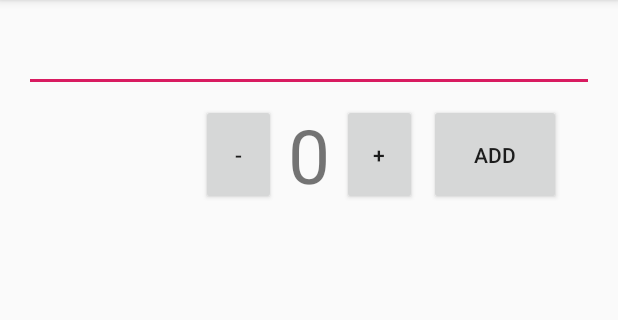
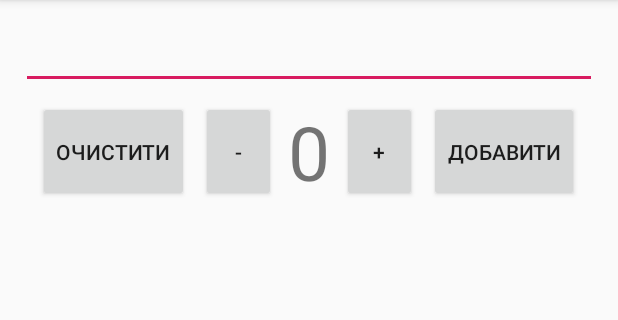
Before and after one commit to PeretsPasha/GroceryList, an Android app: the screen it shows after launch (MainActivity), on a phone screen of 412 x 824 dp, the part 84-404 px from its top. Run offline under Robolectric (Android 15) with nearby library versions, the phone set to English and light mode, and no system bars.

Commit message:
Add button clear

```diff
--- a/app/build.gradle
+++ b/app/build.gradle
@@ -22,6 +22,7 @@ android {
 dependencies {
 
     implementation 'androidx.recyclerview:recyclerview:1.1.0'
+    implementation 'androidx.cardview:cardview:1.0.0'
 
     implementation fileTree(dir: 'libs', include: ['*.jar'])
     implementation 'androidx.appcompat:appcompat:1.1.0'
--- a/app/src/main/res/layout/activity_main.xml
+++ b/app/src/main/res/layout/activity_main.xml
@@ -4,7 +4,7 @@
     xmlns:tools="http://schemas.android.com/tools"
     android:layout_width="match_parent"
     android:layout_height="match_parent"
-    android:padding="16dp"
+    android:padding="14dp"
     tools:context=".MainActivity">
 
     <EditText
@@ -32,6 +32,16 @@
         android:text="-" />
 
     <Button
+        android:id="@+id/button_clear"
+        android:layout_width="wrap_content"
+        android:layout_height="wrap_content"
+        android:layout_alignTop="@+id/button_decrease"
+        android:layout_alignBottom="@+id/button_decrease"
+        android:layout_marginEnd="8dp"
+        android:layout_toStartOf="@+id/button_decrease"
+        android:text="Очистити" />
+
+    <Button
         android:id="@+id/button_increase"
         android:layout_width="50dp"
         android:layout_height="wrap_content"
@@ -48,7 +58,7 @@
         android:layout_alignBottom="@+id/button_increase"
         android:layout_marginStart="8dp"
         android:layout_toEndOf="@+id/button_increase"
-        android:text="add" />
+        android:text="Добавити" />
 
     <androidx.recyclerview.widget.RecyclerView
         android:id="@+id/recyclerview"
```
Also changed, not shown: app/src/main/java/com/example/grocery/MainActivity.java (+15 -0 lines).
